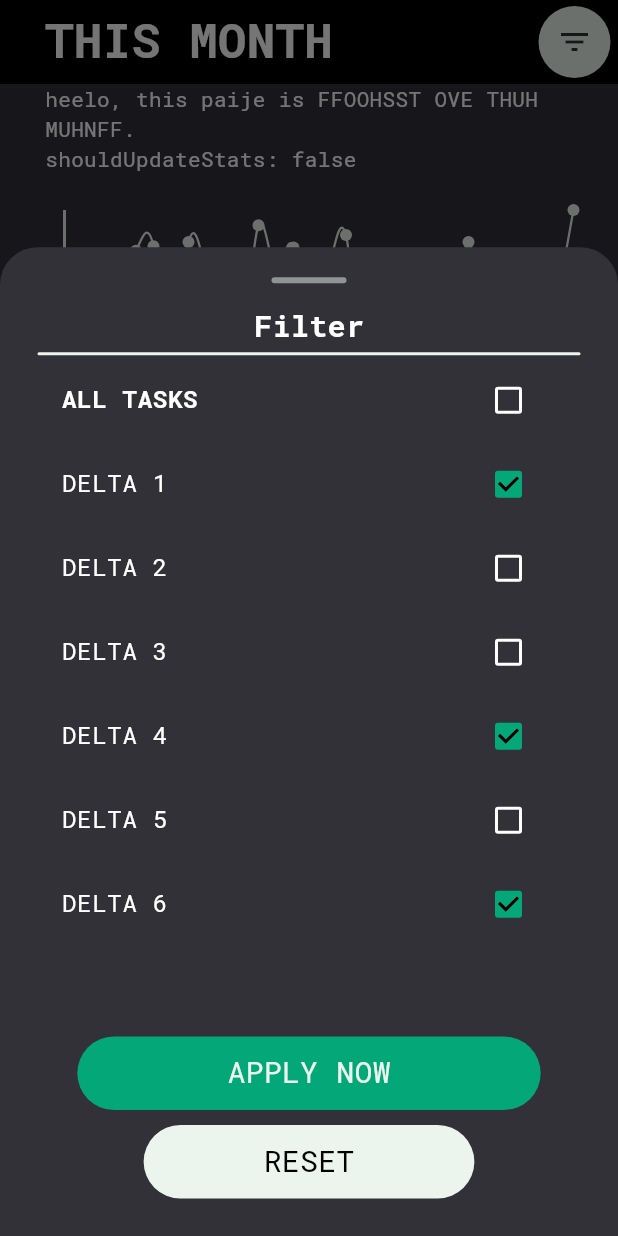
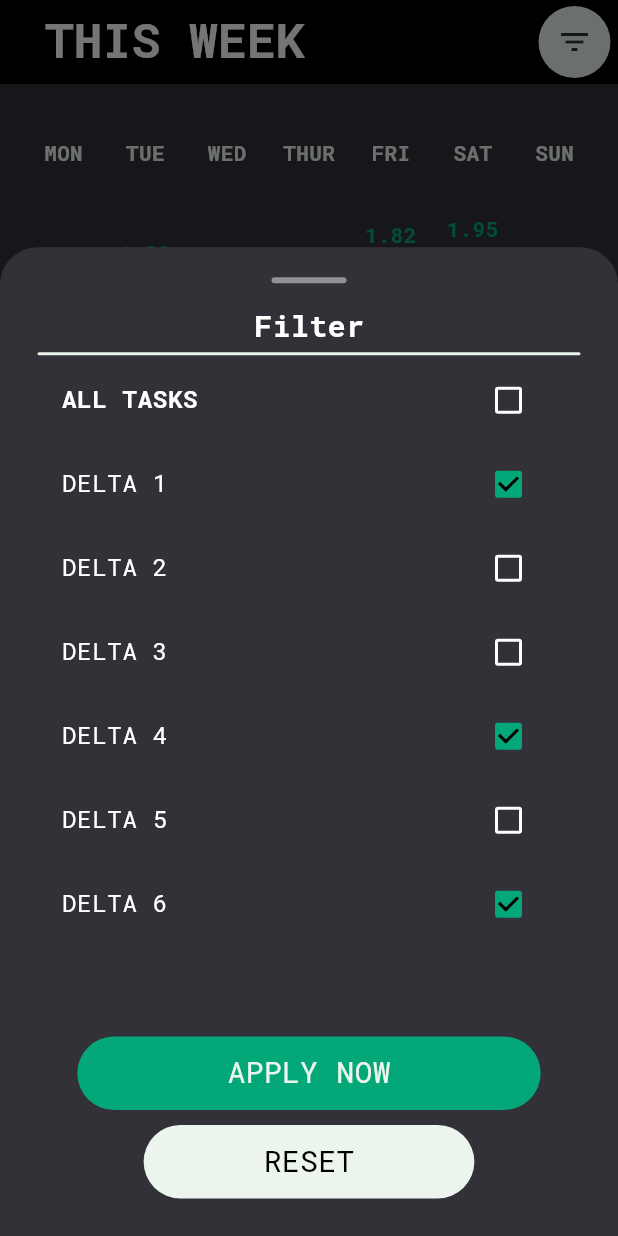
Before and after one commit to ItsThompson/neo_delta, a Flutter app: the StatsPage screen opened by its route, after a tap on the "filter list" icon, on a phone screen of 412 x 824 dp. Run offline on Flutter 3.47's test engine with Material 3 defaults, Android fonts, the phone set to English and light mode, and no system bars; drawn by our look-alikes of fl_chart; our stand-ins replace go_router.

Commit message:
Completed Stats Month and Week PageViews, Reordered Stats PageViews
Stats PageView are in smallest to largest time frames.

```diff
--- a/lib/pages/pageviews/stats_alltime.dart
+++ b/lib/pages/pageviews/stats_alltime.dart
@@ -19,7 +19,7 @@ class _StatsPageViewAllTimeState extends State<StatsPageViewAllTime> {
         child: Column(
       children: <Widget>[
         AllTimeProgress(statsData: _statsData),
-        StatsGraph(graphPage: StatsPageView.allTime, statsData: _statsData),
+        StatsGraph(graphPage: StatsPageView.allTime, statsData: _statsData, maxX: _statsData.progress.length),
       ],
     ));
   }
--- a/lib/pages/pageviews/stats_month.dart
+++ b/lib/pages/pageviews/stats_month.dart
@@ -1,12 +1,9 @@
 import 'package:flutter/material.dart';
-import 'package:neo_delta/models/stats_filter.dart';
 import 'package:neo_delta/pages/stats_page.dart';
+import 'package:neo_delta/widgets/stats/progress_monthly.dart';
 import 'package:neo_delta/widgets/stats/stats_graph.dart';
-import 'package:provider/provider.dart';
 
-StatsData _statsData = StatsData.generateFakeData(30, 5, -5);
-
-// StatsData().generateFakeData(30, 5, -5);
+StatsData _statsData = StatsData.generateFakeData(20, 5, -5);
 
 class StatsPageViewMonth extends StatefulWidget {
   const StatsPageViewMonth({super.key});
@@ -21,14 +18,17 @@ class _StatsPageViewMonthState extends State<StatsPageViewMonth> {
     return SafeArea(
         child: Column(
       children: <Widget>[
-        Container(
-            width: double.infinity,
-            margin: const EdgeInsets.symmetric(horizontal: 30),
-            child: Text(
-                "heelo, this paije is FFOOHSST OVE THUH MUHNFF.\nshouldUpdateStats: ${context.watch<StatsFilter>().shouldUpdateStats.toString()}") // TODO: On "shouldUpdateStats" true: Update graphs and then set back to false
-            ),
-        StatsGraph(graphPage: StatsPageView.month, statsData: _statsData),
+        MonthlyProgress(statsData: _statsData),
+        StatsGraph(
+            graphPage: StatsPageView.month, statsData: _statsData, maxX: 30),
       ],
     ));
   }
 }
+
+        // Container(
+        //     width: double.infinity,
+        //     margin: const EdgeInsets.symmetric(horizontal: 30),
+        //     child: Text(
+        //         "heelo, this paije is FFOOHSST OVE THUH MUHNFF.\nshouldUpdateStats: ${context.watch<StatsFilter>().shouldUpdateStats.toString()}") // TODO: On "shouldUpdateStats" true: Update graphs and then set back to false
+        //     ),
--- a/lib/pages/pageviews/stats_week.dart
+++ b/lib/pages/pageviews/stats_week.dart
@@ -1,10 +1,10 @@
 import 'package:flutter/material.dart';
-import 'package:neo_delta/models/stats_filter.dart';
 import 'package:neo_delta/pages/stats_page.dart';
+import 'package:neo_delta/widgets/stats/progress_weekly.dart';
 import 'package:neo_delta/widgets/stats/stats_graph.dart';
-import 'package:provider/provider.dart';
 
-StatsData _statsData = StatsData.generateFakeData(7, 3, 0);
+// NOTE: Default: Weeks start on MON
+StatsData _statsData = StatsData.generateFakeData(7, 3, -3);
 
 class StatsPageViewWeek extends StatefulWidget {
   const StatsPageViewWeek({super.key});
@@ -19,14 +19,18 @@ class _StatsPageViewWeekState extends State<StatsPageViewWeek> {
     return SafeArea(
         child: Column(
       children: <Widget>[
-        Container(
-            width: double.infinity,
-            margin: const EdgeInsets.symmetric(horizontal: 30),
-            child: Text(
-                "heelo, this paije is weeaak.\nshouldUpdateStats: ${context.watch<StatsFilter>().shouldUpdateStats.toString()}") // TODO: On "shouldUpdateStats" true: Update graphs and then set back to false
-            ),
-        StatsGraph(graphPage: StatsPageView.week, statsData: _statsData),
+        WeeklyProgress(statsData: _statsData),
+        StatsGraph(graphPage: StatsPageView.week, statsData: _statsData, maxX: 7),
       ],
     ));
   }
 }
+
+
+
+        // Container(
+        //     width: double.infinity,
+        //     margin: const EdgeInsets.symmetric(horizontal: 30),
+        //     child: Text(
+        //         "heelo, this paije is weeaak.\nshouldUpdateStats: ${context.watch<StatsFilter>().shouldUpdateStats.toString()}") // TODO: On "shouldUpdateStats" true: Update graphs and then set back to false
+        //     ),
--- a/lib/pages/stats_page.dart
+++ b/lib/pages/stats_page.dart
@@ -10,14 +10,14 @@ import 'package:neo_delta/widgets/stats/page_view_indicator.dart';
 import 'package:neo_delta/widgets/stats/stats_filter_bottom_modal.dart';
 import 'package:provider/provider.dart';
 
-enum StatsPageView { month, week, allTime }
+enum StatsPageView { week, month, allTime }
 
 String getPageViewString(StatsPageView pageView) {
   switch (pageView) {
+    case StatsPageView.week:
+      return "THIS WEEK";
     case StatsPageView.month:
       return "THIS MONTH";
-    case StatsPageView.week:
-      return "THIS WEEK";
     case StatsPageView.allTime:
       return "ALL TIME";
   }
@@ -35,7 +35,7 @@ class StatsData {
     return false;
   }
 
-  (double, double) getRange() {
+  (double, double) getMinMax() {
     double maximum = progress[0].$2;
     double minimum = progress[0].$2;
     for (var i = 1; i < progress.length; i++) {
@@ -82,12 +82,13 @@ class StatsPage extends StatefulWidget {
 }
 
 class _StatsPageState extends State<StatsPage> {
-  StatsPageView currentPageView = StatsPageView.month;
+  // Is set as the first pageview
+  StatsPageView currentPageView = StatsPageView.week;
 
   // src: https://stackoverflow.com/questions/60583201/how-to-get-the-number-of-pages-in-pageview-to-be-used-in-a-line-indicator-in-flu
   final List<Widget> _pages = [
+    const StatsPageViewWeek(),
     const StatsPageViewMonth(),
-    const StatsPageViewWeek(),
     const StatsPageViewAllTime(),
   ];
 
--- a/lib/widgets/stats/progress_monthly.dart
+++ b/lib/widgets/stats/progress_monthly.dart
@@ -0,0 +1,168 @@
+import 'package:flutter/material.dart';
+import 'package:neo_delta/main_theme.dart';
+import 'package:neo_delta/pages/stats_page.dart';
+
+class MonthlyProgress extends StatefulWidget {
+  final StatsData statsData;
+  const MonthlyProgress({super.key, required this.statsData});
+
+  @override
+  State<MonthlyProgress> createState() => _MyWidgetState();
+}
+
+class _MyWidgetState extends State<MonthlyProgress> {
+  double spacingBetweenEachBox = 15;
+  double boxSize = 40;
+  DateTime now = DateTime.now();
+
+  List<String> daysOfTheWeek = [
+    'MON',
+    'TUE',
+    'WED',
+    'THUR',
+    'FRI',
+    'SAT',
+    'SUN'
+  ];
+
+  int get startingIndex {
+    DateTime firstDayOfMonth = DateTime.utc(now.year, now.month, 1);
+
+    return firstDayOfMonth.weekday - 1;
+  }
+
+  int get itemsInThisMonth {
+    DateTime lastDayOfMonth = DateTime.utc(now.year, now.month + 1, 1)
+        .subtract(const Duration(days: 1));
+    return lastDayOfMonth.day;
+  }
+
+  int get numberOfFullRows {
+    int remainingStatPoints = itemsInThisMonth;
+    int initOffset = daysOfTheWeek.length - startingIndex;
+    remainingStatPoints -= initOffset;
+    return remainingStatPoints ~/ daysOfTheWeek.length;
+  }
+
+  int get lastRowMax {
+    int remainingStatPoints = itemsInThisMonth;
+    int initOffset = daysOfTheWeek.length - startingIndex;
+    remainingStatPoints -= initOffset;
+    return remainingStatPoints % daysOfTheWeek.length;
+  }
+
+  @override
+  Widget build(BuildContext context) {
+    double tableCellSize = boxSize + spacingBetweenEachBox;
+
+    return Container(
+        margin: const EdgeInsets.symmetric(horizontal: 10, vertical: 30),
+        child: Table(
+          defaultColumnWidth: FixedColumnWidth(tableCellSize),
+          children: generateTableRows(),
+        ));
+  }
+
+  SizedBox generateBox(int index) {
+    double tableCellSize = boxSize + spacingBetweenEachBox;
+
+    SizedBox internalBoxGenerator(Color color, Widget? child) {
+      return SizedBox.square(
+          dimension: tableCellSize,
+          child: Container(
+              margin: EdgeInsets.all(spacingBetweenEachBox / 2),
+              decoration: BoxDecoration(
+                  color: color,
+                  borderRadius: const BorderRadius.all(Radius.circular(5))),
+              child: child));
+    }
+
+    Color color = mainTheme.colorScheme.inversePrimary.withOpacity(0.5);
+
+    if (index >= widget.statsData.progress.length) {
+      return internalBoxGenerator(color, null);
+    }
+
+    bool isNegativeValue = false;
+    String text;
+    double value = widget.statsData.progress[index].$2;
+    if (value > 0) {
+      text = "+${value.toStringAsFixed(1)}";
+    } else {
+      isNegativeValue = true;
+      text = value.toStringAsFixed(1);
+    }
+
+    if (isNegativeValue) {
+      color = mainTheme.colorScheme.tertiary.withOpacity(0.5);
+    } else {
+      color = mainTheme.colorScheme.primary.withOpacity(0.5);
+    }
+
+    Widget child = Center(
+      child: Text(
+        text,
+        textAlign: TextAlign.center,
+        style: const TextStyle(fontSize: 12),
+      ),
+    );
+
+    return internalBoxGenerator(color, child);
+  }
+
+  List<TableRow> generateTableRows() {
+    int statDataIndex = 0;
+    List<TableRow> tableRows = [];
+
+    TableRow headings = TableRow(
+      children: List.generate(
+          daysOfTheWeek.length,
+          (index) => TableCell(
+                  child: Text(
+                daysOfTheWeek[index],
+                textAlign: TextAlign.center,
+              ))),
+    );
+
+    tableRows.add(headings);
+
+    TableRow initial = TableRow(
+        children: List.generate(daysOfTheWeek.length, (index) {
+      if (index < startingIndex) {
+        return const SizedBox.shrink();
+      }
+      SizedBox out = generateBox(statDataIndex);
+      statDataIndex += 1;
+      return out;
+    }));
+
+    tableRows.add(initial);
+
+    for (var i = 0; i < numberOfFullRows; i++) {
+      TableRow middleRow = TableRow(
+          children: List.generate(daysOfTheWeek.length, (index) {
+        SizedBox out = generateBox(statDataIndex);
+        statDataIndex += 1;
+        return out;
+      }));
+
+      tableRows.add(middleRow);
+    }
+
+    if (lastRowMax != 0) {
+      TableRow tail = TableRow(
+          children: List.generate(daysOfTheWeek.length, (index) {
+        if (index >= lastRowMax) {
+          return const SizedBox.shrink();
+        }
+        SizedBox out = generateBox(statDataIndex);
+        statDataIndex += 1;
+        return out;
+      }));
+
+      tableRows.add(tail);
+    }
+
+    return tableRows;
+  }
+}
--- a/lib/widgets/stats/progress_weekly.dart
+++ b/lib/widgets/stats/progress_weekly.dart
@@ -0,0 +1,153 @@
+import 'package:fl_chart/fl_chart.dart';
+import 'package:flutter/material.dart';
+import 'package:neo_delta/main_theme.dart';
+import 'package:neo_delta/pages/stats_page.dart';
+
+class WeeklyProgress extends StatefulWidget {
+  final StatsData statsData;
+  const WeeklyProgress({super.key, required this.statsData});
+
+  @override
+  State<WeeklyProgress> createState() => _WeeklyProgressState();
+}
+
+class _WeeklyProgressState extends State<WeeklyProgress> {
+  List<String> titles = ['MON', 'TUE', 'WED', 'THUR', 'FRI', 'SAT', 'SUN'];
+
+  @override
+  Widget build(BuildContext context) {
+    (double, double) range = widget.statsData.getMinMax();
+
+    return AspectRatio(
+        aspectRatio: 1.5,
+        child: Padding(
+          padding: const EdgeInsets.only(top: 30, left: 15, right: 15),
+          child: BarChart(
+            BarChartData(
+              minY: range.$1 -
+                  ((range.$2 - range.$1) * 0.25), // minY - (range * .25)
+              maxY: range.$2 +
+                  ((range.$2 - range.$1) * 0.25), // maxY + (range * .25)
+              barTouchData: barTouchData,
+              titlesData: titlesData,
+              borderData: FlBorderData(show: false),
+              barGroups: barGroups,
+              gridData: const FlGridData(show: false),
+              alignment: BarChartAlignment.spaceAround,
+              extraLinesData: ExtraLinesData(horizontalLines: [
+                HorizontalLine(
+                    y: 0,
+                    color: mainTheme.colorScheme.inversePrimary,
+                    strokeWidth: 3)
+              ]),
+            ),
+          ),
+        ));
+  }
+
+  BarTouchData get barTouchData => BarTouchData(
+        enabled: false,
+        touchTooltipData: BarTouchTooltipData(
+          tooltipBgColor: Colors.transparent,
+          tooltipPadding: EdgeInsets.zero,
+          tooltipMargin: 5,
+          getTooltipItem: (
+            BarChartGroupData group,
+            int groupIndex,
+            BarChartRodData rod,
+            int rodIndex,
+          ) {
+            return rod.toY == 0
+                ? BarTooltipItem("", const TextStyle())
+                : BarTooltipItem(
+                    rod.toY.toStringAsFixed(2),
+                    TextStyle(
+                      color: rod.toY > 0
+                          ? mainTheme.colorScheme.primary
+                          : (rod.toY == 0
+                              ? mainTheme.colorScheme.inversePrimary
+                              : mainTheme.colorScheme.tertiary),
+                      fontWeight: FontWeight.bold,
+                    ),
+                  );
+          },
+        ),
+      );
+
+  Widget getTitles(double value, TitleMeta meta) {
+    final style = TextStyle(
+      color: mainTheme.colorScheme.inversePrimary,
+      fontWeight: FontWeight.bold,
+      fontSize: 14,
+    );
+
+    return SideTitleWidget(
+      axisSide: meta.axisSide,
+      space: 4,
+      child: Text(titles[value.toInt()], style: style),
+    );
+  }
+
+  FlTitlesData get titlesData => FlTitlesData(
+        show: true,
+        topTitles: AxisTitles(
+          sideTitles: SideTitles(
+            showTitles: true,
+            reservedSize: 30,
+            getTitlesWidget: getTitles,
+          ),
+        ),
+        leftTitles: const AxisTitles(
+          sideTitles: SideTitles(showTitles: false),
+        ),
+        bottomTitles: const AxisTitles(
+          sideTitles: SideTitles(showTitles: false),
+        ),
+        rightTitles: const AxisTitles(
+          sideTitles: SideTitles(showTitles: false),
+        ),
+      );
+
+  List<BarChartGroupData> get barGroups {
+    BarChartGroupData generateBarGroup(int index, double value) {
+      return BarChartGroupData(
+        x: index,
+        barRods: [
+          BarChartRodData(
+            width: 30,
+            toY: value,
+            borderRadius: value > 0
+                ? const BorderRadius.only(
+                    topLeft: Radius.circular(5),
+                    topRight: Radius.circular(5),
+                  )
+                : (value == 0
+                    ? const BorderRadius.all(Radius.circular(0))
+                    : const BorderRadius.only(
+                        bottomLeft: Radius.circular(5),
+                        bottomRight: Radius.circular(5),
+                      )),
+            color: value > 0
+                ? mainTheme.colorScheme.primary.withOpacity(0.8)
+                : (value == 0
+                    ? mainTheme.colorScheme.inversePrimary.withOpacity(0.8)
+                    : mainTheme.colorScheme.tertiary.withOpacity(0.8)),
+          )
+        ],
+        showingTooltipIndicators: [0],
+      );
+    }
+
+    double getValue(index) {
+      if (index + 1 > widget.statsData.progress.length) {
+        return 0;
+      }
+
+      return widget.statsData.progress[index].$2;
+    }
+
+    // NOTE: ASSUMES THAT THE FIRST ELEM IS MONDAY
+    return List.generate(
+        7, (index) => generateBarGroup(index, getValue(index)));
+  }
+}
--- a/lib/widgets/stats/stats_graph.dart
+++ b/lib/widgets/stats/stats_graph.dart
@@ -7,8 +7,9 @@ import 'package:neo_delta/pages/stats_page.dart';
 class StatsGraph extends StatefulWidget {
   final StatsPageView graphPage;
   final StatsData statsData;
+  final int maxX;
   const StatsGraph(
-      {super.key, required this.graphPage, required this.statsData});
+      {super.key, required this.graphPage, required this.statsData, required this.maxX});
 
   @override
   State<StatsGraph> createState() => _StatsGraphState();
@@ -34,7 +35,7 @@ class _StatsGraphState extends State<StatsGraph> {
   }
 
   LineChartData mainData() {
-    (double, double) range = widget.statsData.getRange();
+    (double, double) range = widget.statsData.getMinMax();
     bool hasNegativeY = widget.statsData.hasNegativeValues();
     return LineChartData(
       gridData: const FlGridData(show: false),
@@ -73,15 +74,15 @@ class _StatsGraphState extends State<StatsGraph> {
                   : BorderSide(
                       color: mainTheme.colorScheme.inversePrimary, width: 2))),
       minX: 0,
-      maxX: widget.statsData.progress.length.toDouble(),
+      maxX: widget.maxX.toDouble(),
       minY: range.$1,
       maxY: range.$2,
       lineBarsData: [
         LineChartBarData(
           spots: List.generate(
               widget.statsData.progress.length,
-              (index) =>
-                  FlSpot(index.toDouble(), widget.statsData.progress[index].$2)),
+              (index) => FlSpot(
+                  index.toDouble(), widget.statsData.progress[index].$2)),
           isCurved: true,
           color: mainTheme.colorScheme.inversePrimary,
           barWidth: 1.5,
```
